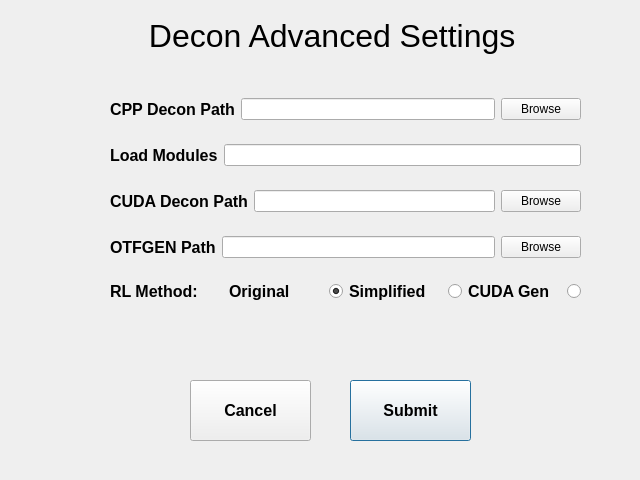
First picture: the form in deconadvanced.ui, repository abcucberkeley/PetaKit5D-GUI, before the edit.
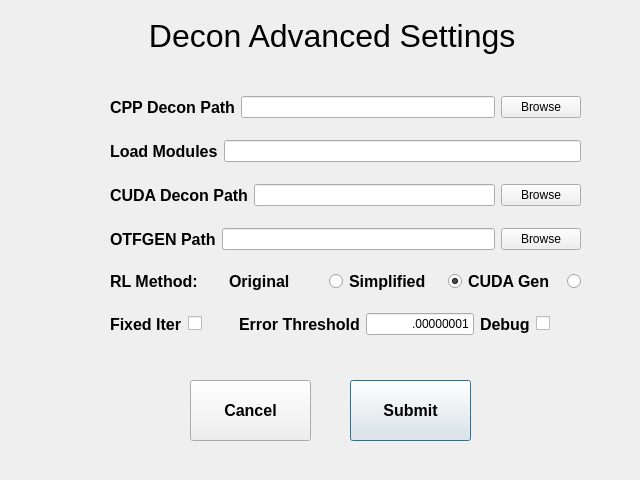
Second picture: the form after the edit.

What changed in the file:
```diff
--- a/deconadvanced.ui
+++ b/deconadvanced.ui
@@ -77,7 +77,7 @@
      <x>110</x>
      <y>80</y>
      <width>471</width>
-     <height>241</height>
+     <height>271</height>
     </rect>
    </property>
    <layout class="QVBoxLayout" name="verticalLayout">
@@ -249,7 +249,7 @@
            <string/>
           </property>
           <property name="checked">
-           <bool>true</bool>
+           <bool>false</bool>
           </property>
           <attribute name="buttonGroup">
            <string notr="true">buttonGroup</string>
@@ -288,6 +288,9 @@
           <property name="text">
            <string/>
           </property>
+          <property name="checked">
+           <bool>true</bool>
+          </property>
           <attribute name="buttonGroup">
            <string notr="true">buttonGroup</string>
           </attribute>
@@ -337,6 +340,118 @@
       </item>
      </layout>
     </item>
+    <item>
+     <layout class="QHBoxLayout" name="horizontalLayout_6">
+      <item>
+       <widget class="QLabel" name="fixIterLabel">
+        <property name="sizePolicy">
+         <sizepolicy hsizetype="Preferred" vsizetype="Preferred">
+          <horstretch>0</horstretch>
+          <verstretch>0</verstretch>
+         </sizepolicy>
+        </property>
+        <property name="font">
+         <font>
+          <pointsize>12</pointsize>
+          <weight>75</weight>
+          <bold>true</bold>
+          <strikeout>false</strikeout>
+          <kerning>true</kerning>
+         </font>
+        </property>
+        <property name="text">
+         <string>Fixed Iter</string>
+        </property>
+       </widget>
+      </item>
+      <item>
+       <widget class="QCheckBox" name="fixIterCheckBox">
+        <property name="sizePolicy">
+         <sizepolicy hsizetype="MinimumExpanding" vsizetype="Fixed">
+          <horstretch>0</horstretch>
+          <verstretch>0</verstretch>
+         </sizepolicy>
+        </property>
+        <property name="autoFillBackground">
+         <bool>false</bool>
+        </property>
+        <property name="text">
+         <string/>
+        </property>
+       </widget>
+      </item>
+      <item>
+       <widget class="QLabel" name="errThreshLabel">
+        <property name="font">
+         <font>
+          <pointsize>12</pointsize>
+          <weight>75</weight>
+          <bold>true</bold>
+          <strikeout>false</strikeout>
+          <kerning>true</kerning>
+         </font>
+        </property>
+        <property name="text">
+         <string>Error Threshold</string>
+        </property>
+       </widget>
+      </item>
+      <item>
+       <widget class="QLineEdit" name="errThreshLineEdit">
+        <property name="sizePolicy">
+         <sizepolicy hsizetype="Expanding" vsizetype="Fixed">
+          <horstretch>0</horstretch>
+          <verstretch>0</verstretch>
+         </sizepolicy>
+        </property>
+        <property name="text">
+         <string>.00000001</string>
+        </property>
+        <property name="alignment">
+         <set>Qt::AlignRight|Qt::AlignTrailing|Qt::AlignVCenter</set>
+        </property>
+       </widget>
+      </item>
+      <item>
+       <widget class="QLabel" name="debugLabel">
+        <property name="sizePolicy">
+         <sizepolicy hsizetype="Preferred" vsizetype="Preferred">
+          <horstretch>0</horstretch>
+          <verstretch>0</verstretch>
+         </sizepolicy>
+        </property>
+        <property name="font">
+         <font>
+          <pointsize>12</pointsize>
+          <weight>75</weight>
+          <bold>true</bold>
+          <strikeout>false</strikeout>
+          <kerning>true</kerning>
+         </font>
+        </property>
+        <property name="text">
+         <string>Debug</string>
+        </property>
+       </widget>
+      </item>
+      <item>
+       <widget class="QCheckBox" name="debugCheckBox">
+        <property name="sizePolicy">
+         <sizepolicy hsizetype="MinimumExpanding" vsizetype="Fixed">
+          <horstretch>0</horstretch>
+          <verstretch>0</verstretch>
+         </sizepolicy>
+        </property>
+        <property name="autoFillBackground">
+         <bool>false</bool>
+        </property>
+        <property name="text">
+         <string/>
+        </property>
+       </widget>
+      </item>
+     </layout>
+    </item>
    </layout>
   </widget>
  </widget>
```
